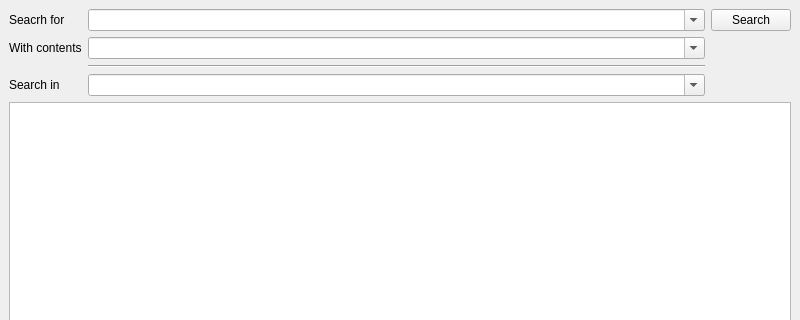
Old version of the form qt-app/src/filessearchdialog/cfilessearchwindow.ui in the repository VioletGiraffe/file-commander; both pictures show x 0 to 800 and y 0 to 320 of the 800 by 600 pixel window.
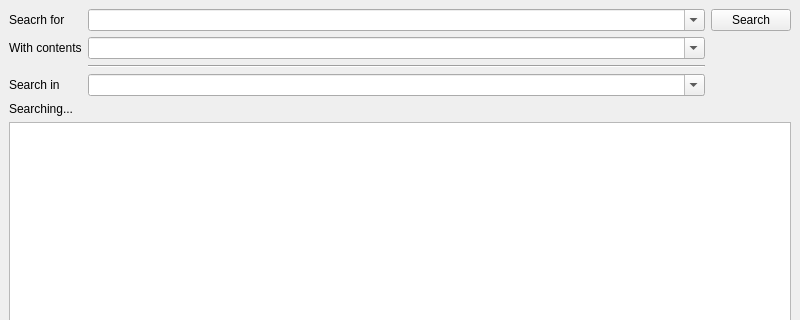
New version of the form. Custom widgets are drawn as their Qt base class.

What changed in the file:
```diff
--- a/qt-app/src/filessearchdialog/cfilessearchwindow.ui
+++ b/qt-app/src/filessearchdialog/cfilessearchwindow.ui
@@ -78,6 +78,13 @@
       </item>
      </layout>
     </item>
+    <item>
+     <widget class="QLabel" name="progressLabel">
+      <property name="text">
+       <string>Searching...</string>
+      </property>
+     </widget>
+    </item>
     <item>
      <widget class="QTableWidget" name="resultsList"/>
     </item>
```
